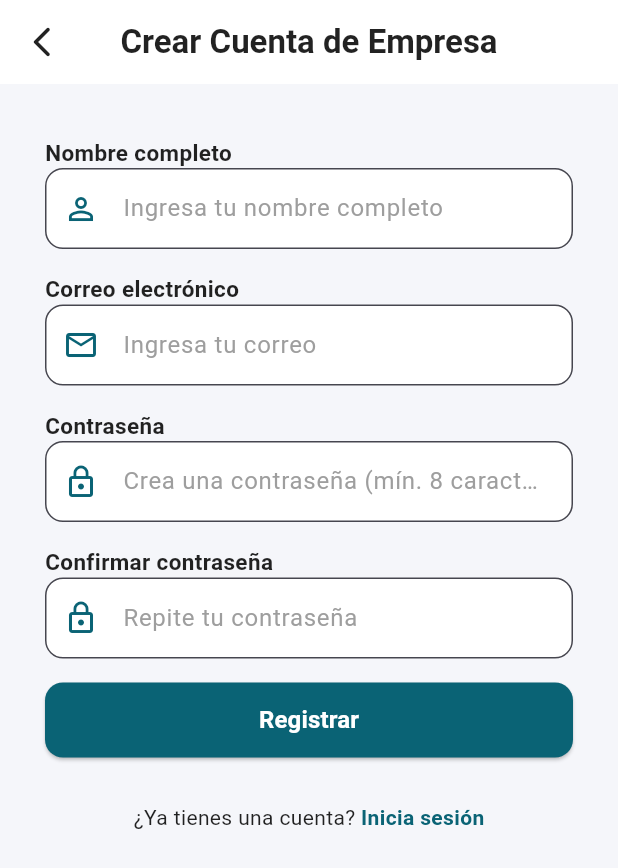
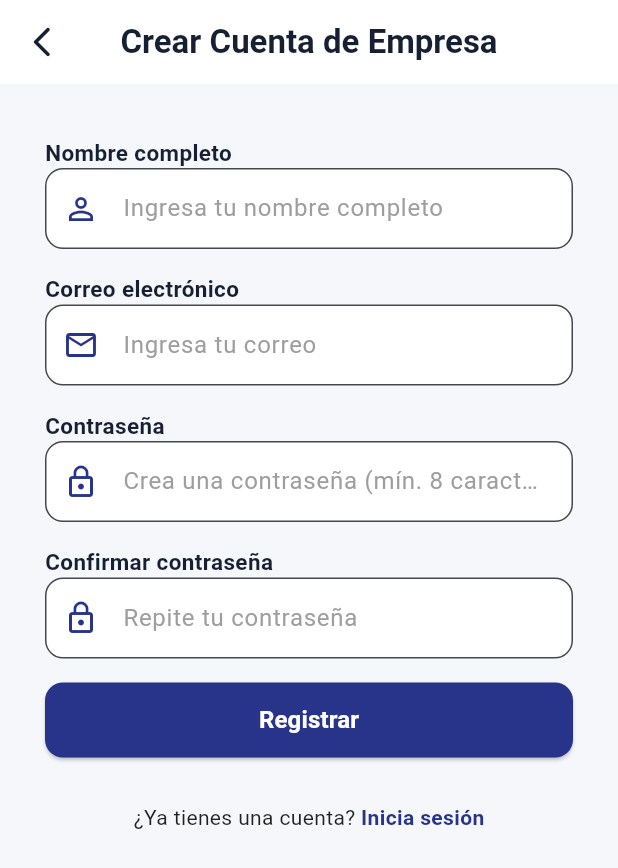
Before and after one commit to VERSS-Org/LookUp-Recruiter, a Flutter app: the screen it shows after launch, after a tap on "Iniciar Sesión", after a tap on "¿No tienes cuenta de empresa? Regístrate", on a phone screen of 412 x 824 dp. Shown: the top 868 px of the screen. Run offline on Flutter 3.47's test engine with Material 3 defaults, Android fonts, the phone set to English and light mode, and no system bars; our stand-ins replace shared_preferences.

Commit message:
style(recruiter): align auth screens with brand palette

```diff
--- a/lib/Auth/views/Login.dart
+++ b/lib/Auth/views/Login.dart
@@ -1,6 +1,7 @@
 import 'package:flutter/material.dart';
 import 'package:provider/provider.dart';
 import 'package:lookup_flutter/services/auth_service.dart';
+import 'package:lookup_flutter/theme/lookup_theme.dart';
 
 class Login extends StatefulWidget {
   const Login({super.key});
@@ -57,7 +58,7 @@ class LoginState extends State<Login> {
   @override
   Widget build(BuildContext context) {
     return Scaffold(
-      backgroundColor: const Color(0xFFF5F6FA),
+      backgroundColor: kSurface,
       body: SafeArea(
         child: SingleChildScrollView(
           padding: const EdgeInsets.symmetric(horizontal: 24.0),
@@ -78,7 +79,7 @@ class LoginState extends State<Login> {
                 style: TextStyle(
                   fontSize: 26,
                   fontWeight: FontWeight.bold,
-                  color: Colors.black87,
+                  color: kInk,
                 ),
               ),
               const SizedBox(height: 10),
@@ -160,7 +161,7 @@ class LoginState extends State<Login> {
                         shape: RoundedRectangleBorder(
                           borderRadius: BorderRadius.circular(12),
                         ),
-                        backgroundColor: Colors.blueAccent,
+                        backgroundColor: kBrandBlue,
                       ),
                       child: const Text(
                         'Iniciar Sesión',
@@ -178,7 +179,7 @@ class LoginState extends State<Login> {
                 child: const Text(
                   '¿No tienes cuenta de empresa? Regístrate',
                   style: TextStyle(
-                    color: Colors.blueAccent,
+                    color: kBrandBlue,
                     fontWeight: FontWeight.w600,
                   ),
                 ),
--- a/lib/Auth/views/Registro.dart
+++ b/lib/Auth/views/Registro.dart
@@ -1,6 +1,7 @@
 import 'package:flutter/material.dart';
 import 'package:provider/provider.dart';
 import 'package:lookup_flutter/services/auth_service.dart';
+import 'package:lookup_flutter/theme/lookup_theme.dart';
 
 class Registro extends StatefulWidget {
   const Registro({super.key});
@@ -127,19 +128,18 @@ class _RegistroState extends State<Registro> {
   @override
   Widget build(BuildContext context) {
     return Scaffold(
-      backgroundColor: const Color(0xFFF5F6FA),
+      backgroundColor: kSurface,
       appBar: AppBar(
         backgroundColor: Colors.white,
         elevation: 0,
         leading: IconButton(
-          icon: const Icon(Icons.arrow_back_ios_new_rounded,
-              color: Colors.black87),
+          icon: const Icon(Icons.arrow_back_ios_new_rounded, color: kInk),
           onPressed: _isLoading ? null : () => Navigator.pop(context),
         ),
         title: const Text(
           "Crear Cuenta de Empresa",
           style: TextStyle(
-            color: Colors.black87,
+            color: kInk,
             fontWeight: FontWeight.w600,
           ),
         ),
@@ -223,12 +223,11 @@ class _RegistroState extends State<Registro> {
               height: 50,
               child: ElevatedButton(
                 style: ElevatedButton.styleFrom(
-                  backgroundColor: const Color(0xFF0A6375),
+                  backgroundColor: kBrandBlue,
                   shape: RoundedRectangleBorder(
                     borderRadius: BorderRadius.circular(12),
                   ),
-                  disabledBackgroundColor:
-                      const Color(0xFF0A6375).withOpacity(0.5),
+                  disabledBackgroundColor: kBrandBlue.withValues(alpha: 0.5),
                 ),
                 onPressed: _isLoading ? null : _registrar,
                 child: _isLoading
@@ -260,7 +259,7 @@ class _RegistroState extends State<Registro> {
                   child: const Text(
                     "Inicia sesión",
                     style: TextStyle(
-                      color: Color(0xFF0A6375),
+                      color: kBrandBlue,
                       fontWeight: FontWeight.w600,
                     ),
                   ),
@@ -279,7 +278,7 @@ class _RegistroState extends State<Registro> {
       style: const TextStyle(
         fontSize: 15,
         fontWeight: FontWeight.w600,
-        color: Colors.black87,
+        color: kInk,
       ),
     );
   }
@@ -298,7 +297,7 @@ class _RegistroState extends State<Registro> {
       keyboardType: keyboardType,
       enabled: enabled,
       decoration: InputDecoration(
-        prefixIcon: Icon(icon, color: const Color(0xFF0A6375)),
+        prefixIcon: Icon(icon, color: kBrandBlue),
         hintText: hint,
         hintStyle: const TextStyle(color: Colors.grey),
         filled: true,
@@ -311,7 +310,7 @@ class _RegistroState extends State<Registro> {
         ),
         focusedBorder: OutlineInputBorder(
           borderRadius: BorderRadius.circular(12),
-          borderSide: const BorderSide(color: Color(0xFF0A6375), width: 1.3),
+          borderSide: const BorderSide(color: kBrandBlue, width: 1.3),
         ),
       ),
     );
```
Also changed, not shown: lib/Auth/views/RecuperarContrasenia.dart (+7 -7 lines).
